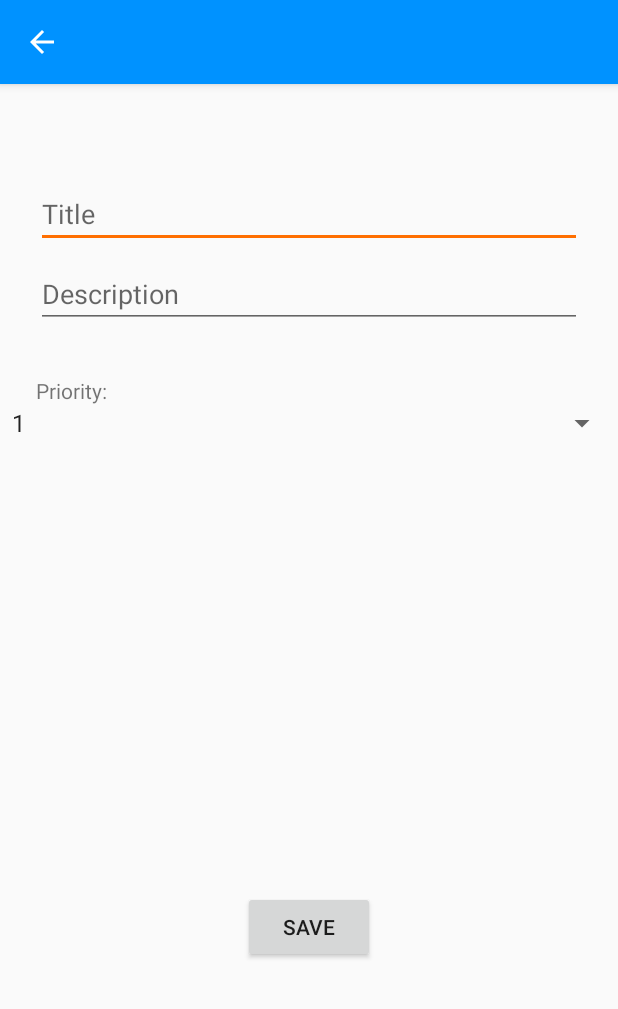
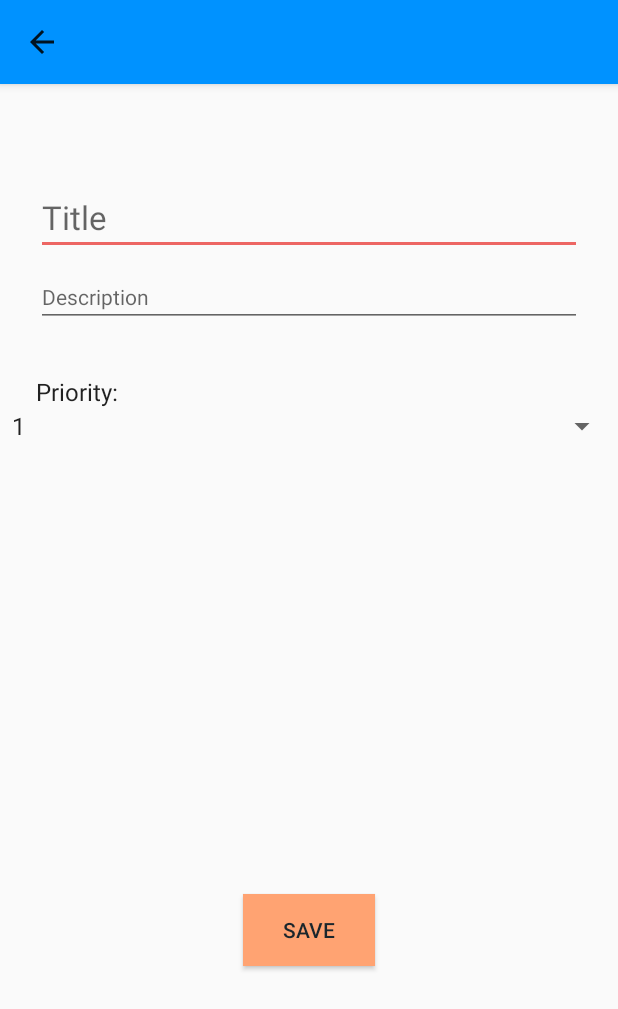
Before and after one commit to DarrenSingh/QuickNotes, an Android app: the AddNoteActivity screen opened directly, with no data from a screen before it, on a phone screen of 412 x 824 dp. Shown: the top 1009 px of the screen. Run offline under Robolectric (Android 15) with nearby library versions, the phone set to English and light mode, and no system bars.

Commit message:
Primary color changed, font colors added and applied

```diff
--- a/app/src/main/res/layout/activity_add_note.xml
+++ b/app/src/main/res/layout/activity_add_note.xml
@@ -14,6 +14,7 @@
         android:layout_marginTop="64dp"
         android:layout_marginEnd="24dp"
         android:layout_marginStart="24dp"
+        android:textAppearance="@style/TextAppearance.AppCompat.Large"
         android:hint="Title"
         android:inputType="text" />
 
@@ -24,6 +25,7 @@
         android:layout_marginTop="8dp"
         android:layout_marginEnd="24dp"
         android:layout_marginStart="24dp"
+        android:textAppearance="@style/TextAppearance.AppCompat.Small"
         android:hint="Description"
         android:inputType="textMultiLine" />
 
@@ -32,6 +34,7 @@
         android:layout_height="wrap_content"
         android:layout_marginTop="32dp"
         android:layout_marginStart="24dp"
+        android:textAppearance="@style/TextAppearance.AppCompat.Menu"
         android:text="Priority:"/>
 
     <Spinner
@@ -47,6 +50,8 @@
         android:layout_height="wrap_content"
         android:layout_marginTop="300dp"
         android:layout_gravity="center"
+        android:background="@color/colorFontSecondary"
+        android:textColor="@color/colorDark"
         android:text="Save" />
 
 
--- a/app/src/main/res/layout/item_note.xml
+++ b/app/src/main/res/layout/item_note.xml
@@ -33,6 +33,7 @@
             android:layout_width="wrap_content"
             android:layout_height="wrap_content"
             android:layout_alignParentStart="true"
+            android:layout_marginBottom="8dp"
             android:text="Title"
             android:textAppearance="@style/TextAppearance.AppCompat.Large.Inverse"
             android:maxLines="1"
@@ -58,8 +59,8 @@
             android:layout_marginTop="8dp"
             android:maxLines="1"
             android:text="Jan 23, 2020"
-            android:textSize="10sp"
-            android:textColor="@color/colorPrimary"/>
+            android:textSize="8sp"
+            android:textColor="@color/colorFontSecondary"/>
 
 
 
--- a/app/src/main/res/values/colors.xml
+++ b/app/src/main/res/values/colors.xml
@@ -1,6 +1,9 @@
 <?xml version="1.0" encoding="utf-8"?>
 <resources>
     <color name="colorPrimary">#0092FF</color>
-    <color name="colorPrimaryDark">#1171DD</color>
-    <color name="colorAccent">#ff6f00</color>
+    <color name="colorPrimaryDark">#0f4c81</color>
+    <color name="colorDark">#1b262c</color>
+    <color name="colorAccent">#ed6663</color>
+    <color name="colorFontPrimary">#F8EFE4</color>
+    <color name="colorFontSecondary">#ffa372</color>
 </resources>
--- a/app/src/main/res/values/styles.xml
+++ b/app/src/main/res/values/styles.xml
@@ -1,7 +1,7 @@
 <resources>
 
     <!-- Base application theme. -->
-    <style name="AppTheme" parent="Theme.AppCompat.DayNight.DarkActionBar">
+    <style name="AppTheme" parent="Theme.AppCompat.DayNight">
         <!-- Customize your theme here. -->
         <item name="colorPrimary">@color/colorPrimary</item>
         <item name="colorPrimaryDark">@color/colorPrimaryDark</item>
```
